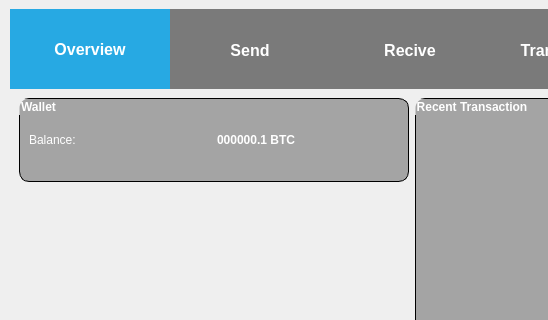
Qt form forms/mainwindow.ui (kratek210/Blockchain-Client) before a commit; both pictures show x 0 to 548 and y 0 to 320 of the 824 by 600 pixel window.
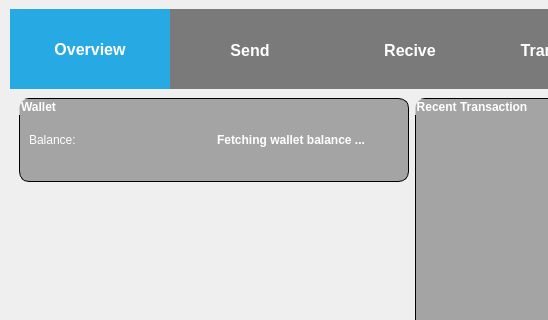
The same form after that commit. Icons and pictures are not drawn.

```diff
--- a/forms/mainwindow.ui
+++ b/forms/mainwindow.ui
@@ -144,7 +144,7 @@
 font-size: 12px;</string>
                    </property>
                    <property name="text">
-                    <string>000000.1 BTC</string>
+                    <string>Fetching wallet balance ...</string>
                    </property>
                   </widget>
                  </item>
```
Left out of the diff: 5 changed lines with no effect on the pictures.
